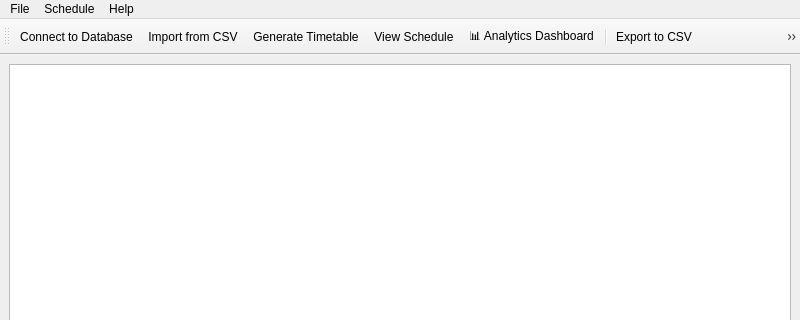
Qt form ui/mainwindow.ui (rashid4702667-hue/exam-manager) before a commit; both pictures show x 0 to 800 and y 0 to 320 of the 800 by 600 pixel window.
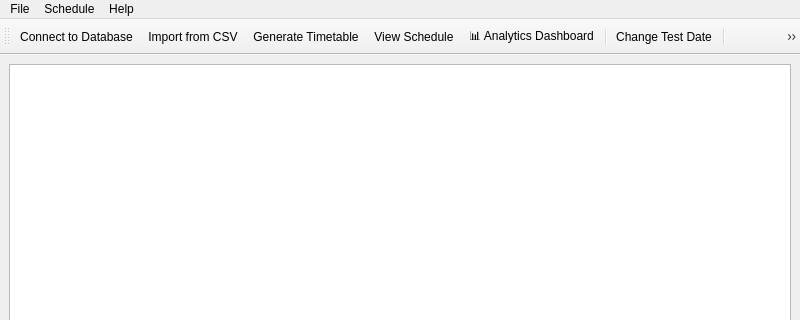
The same form after that commit.

Patch:
```diff
--- a/ui/mainwindow.ui
+++ b/ui/mainwindow.ui
@@ -90,6 +90,8 @@
    <addaction name="actionViewSchedule"/>
    <addaction name="actionAnalytics"/>
    <addaction name="separator"/>
+   <addaction name="actionChangeTestDate"/>
+   <addaction name="separator"/>
    <addaction name="actionExportCSV"/>
    <addaction name="actionExportText"/>
    <addaction name="actionExportPDF"/>
@@ -161,6 +163,14 @@
     <string>Ctrl+H</string>
    </property>
   </action>
+  <action name="actionChangeTestDate">
+   <property name="text">
+    <string>Change Test Date</string>
+   </property>
+   <property name="shortcut">
+    <string>Ctrl+T</string>
+   </property>
+  </action>
   <action name="actionExit">
    <property name="text">
     <string>Exit</string>
```
Left out of the diff: 1 changed line with no effect on the pictures.
